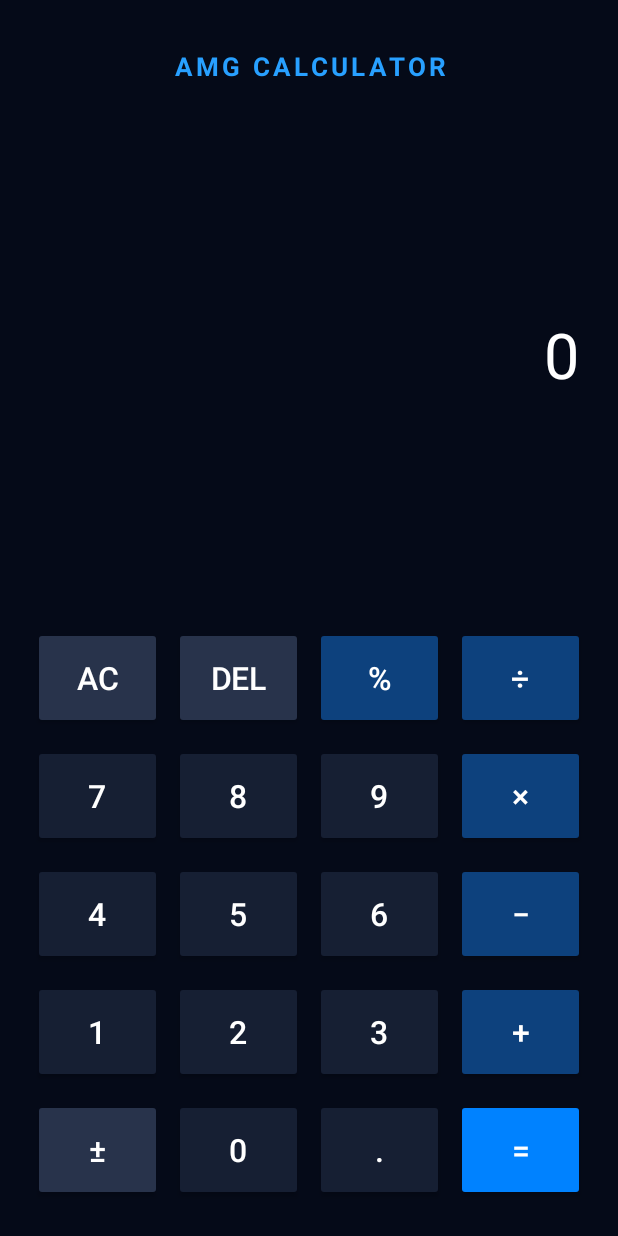
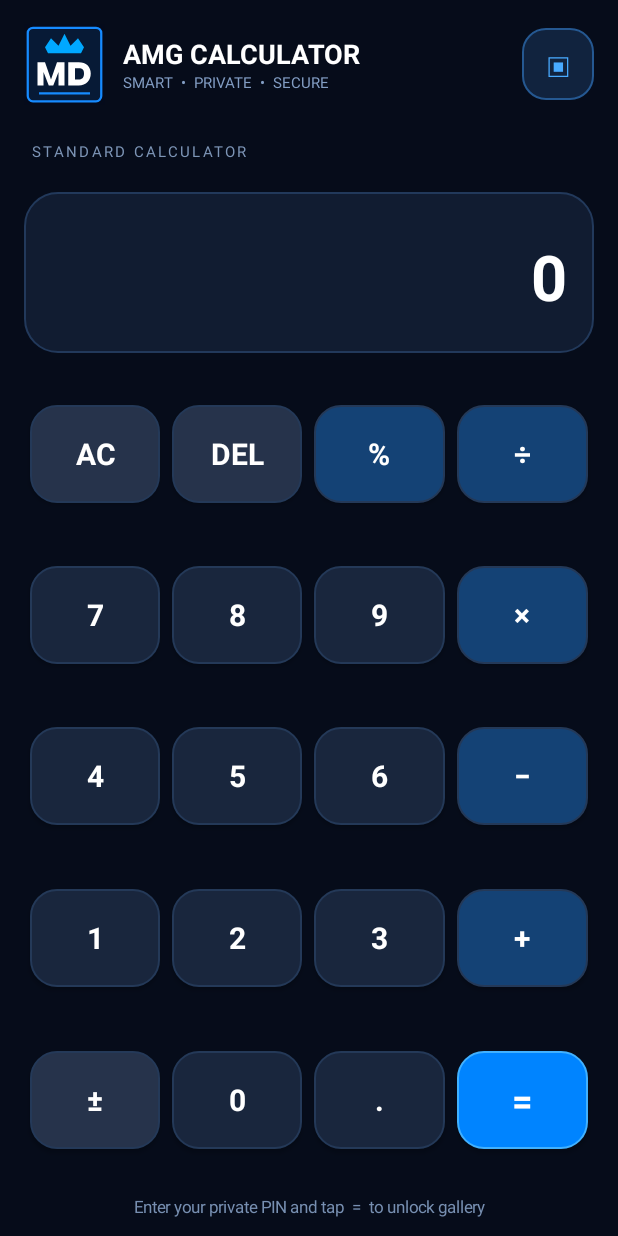
Before and after one commit to ahmadkhan08869-wq/smart-calculator1, an Android app: the screen it shows after launch (MainActivity), on a phone screen of 412 x 824 dp. Run offline under Robolectric (Android 15) with nearby library versions, the phone set to English and light mode, and no system bars.

Commit message:
Redesign calculator and private gallery UI

```diff
--- a/app/src/main/java/com/ahmad/smartcalculator/MainActivity.java
+++ b/app/src/main/java/com/ahmad/smartcalculator/MainActivity.java
@@ -6,6 +6,7 @@ import android.os.Bundle;
 import android.graphics.Color;
 import android.graphics.Typeface;
 import android.graphics.BitmapFactory;
+import android.graphics.drawable.GradientDrawable;
 import android.security.keystore.KeyGenParameterSpec;
 import android.security.keystore.KeyProperties;
 import android.view.Gravity;
@@ -85,52 +86,38 @@ public class MainActivity extends Activity {
         } catch(Exception e) { return ""; }
     }
 
+    private GradientDrawable rounded(int color,int radius,int stroke){GradientDrawable d=new GradientDrawable();d.setColor(color);d.setCornerRadius(dp(radius));if(stroke!=0)d.setStroke(dp(1),stroke);return d;}
+
     private void showCalculator() {
-        vaultOpen=false;
-        expression="";
-        getWindow().setStatusBarColor(Color.rgb(5,12,28));
-        LinearLayout root=new LinearLayout(this);
-        root.setOrientation(1);
-        root.setPadding(dp(18),dp(18),dp(18),dp(18));
-        root.setBackgroundColor(Color.rgb(5,10,24));
-
-        TextView title=new TextView(this);
-        title.setText("AMG CALCULATOR");
-        title.setTextColor(Color.rgb(40,160,255));
-        title.setTextSize(17);
-        title.setLetterSpacing(.16f);
-        title.setTypeface(Typeface.DEFAULT_BOLD);
-        title.setGravity(Gravity.CENTER);
-        root.addView(title,new LinearLayout.LayoutParams(-1,dp(52)));
-
-        display=new TextView(this);
-        display.setText("0");
-        display.setTextColor(Color.WHITE);
-        display.setTextSize(42);
-        display.setGravity(Gravity.RIGHT|Gravity.CENTER_VERTICAL);
-        display.setSingleLine(true);
-        display.setPadding(dp(8),dp(8),dp(8),dp(18));
-        root.addView(display,new LinearLayout.LayoutParams(-1,0,1));
-
+        vaultOpen=false; expression="";
+        getWindow().setStatusBarColor(Color.rgb(6,12,26));
+        LinearLayout root=new LinearLayout(this);root.setOrientation(1);root.setPadding(dp(16),dp(12),dp(16),dp(12));root.setBackgroundColor(Color.rgb(6,12,26));
+        LinearLayout header=new LinearLayout(this);header.setGravity(Gravity.CENTER_VERTICAL);
+        ImageView logo=new ImageView(this);logo.setImageResource(R.drawable.amg_icon);logo.setScaleType(ImageView.ScaleType.FIT_CENTER);
+        header.addView(logo,new LinearLayout.LayoutParams(dp(54),dp(54)));
+        LinearLayout brand=new LinearLayout(this);brand.setOrientation(1);brand.setPadding(dp(12),0,0,0);
+        TextView name=new TextView(this);name.setText("AMG CALCULATOR");name.setTextColor(Color.WHITE);name.setTextSize(18);name.setTypeface(Typeface.DEFAULT,Typeface.BOLD);brand.addView(name);
+        TextView sub=new TextView(this);sub.setText("SMART  •  PRIVATE  •  SECURE");sub.setTextColor(Color.rgb(130,157,195));sub.setTextSize(10);brand.addView(sub);
+        header.addView(brand,new LinearLayout.LayoutParams(0,-2,1));
+        TextView lock=new TextView(this);lock.setText("▣");lock.setTextSize(22);lock.setTextColor(Color.rgb(72,170,255));lock.setGravity(Gravity.CENTER);lock.setBackground(rounded(Color.rgb(17,35,62),15,Color.rgb(37,88,145)));header.addView(lock,new LinearLayout.LayoutParams(dp(48),dp(48)));lock.setOnClickListener(v->askPin());
+        root.addView(header,new LinearLayout.LayoutParams(-1,dp(62)));
+        TextView caption=new TextView(this);caption.setText("STANDARD CALCULATOR");caption.setTextColor(Color.rgb(125,149,182));caption.setTextSize(10);caption.setLetterSpacing(.15f);caption.setPadding(dp(5),dp(20),0,dp(8));root.addView(caption);
+        LinearLayout screen=new LinearLayout(this);screen.setOrientation(1);screen.setGravity(Gravity.BOTTOM|Gravity.RIGHT);screen.setPadding(dp(18),dp(12),dp(18),dp(16));screen.setBackground(rounded(Color.rgb(17,28,49),22,Color.rgb(34,57,91)));
+        TextView small=new TextView(this);small.setText("");small.setTextColor(Color.rgb(136,158,190));small.setTextSize(15);small.setGravity(Gravity.RIGHT);screen.addView(small,new LinearLayout.LayoutParams(-1,dp(26)));
+        display=new TextView(this);display.setText("0");display.setTextColor(Color.WHITE);display.setTextSize(42);display.setTypeface(Typeface.DEFAULT,Typeface.BOLD);display.setGravity(Gravity.RIGHT|Gravity.CENTER_VERTICAL);display.setSingleLine(true);screen.addView(display,new LinearLayout.LayoutParams(-1,dp(70)));
+        LinearLayout.LayoutParams screenP=new LinearLayout.LayoutParams(-1,0,1);screenP.setMargins(0,dp(12),0,dp(14));root.addView(screen,screenP);
         String[][] keys={{"AC","DEL","%","÷"},{"7","8","9","×"},{"4","5","6","−"},{"1","2","3","+"},{"±","0",".","="}};
-        for(String[] line:keys){
-            LinearLayout row=new LinearLayout(this);
-            for(String key:line){
-                Button b=new Button(this);
-                b.setText(key); b.setTextSize(21); b.setAllCaps(false);
-                b.setTextColor(Color.WHITE);
-                int color=key.equals("=")?Color.rgb(0,130,255):
-                    ("÷×−+%".contains(key)&&key.length()==1)?Color.rgb(13,65,125):
-                    (key.equals("AC")||key.equals("DEL")||key.equals("±"))?Color.rgb(40,51,75):Color.rgb(22,31,51);
-                b.setBackgroundTintList(android.content.res.ColorStateList.valueOf(color));
-                LinearLayout.LayoutParams p=new LinearLayout.LayoutParams(0,dp(68),1);
-                p.setMargins(dp(4),dp(5),dp(4),dp(5)); row.addView(b,p);
-                b.setOnClickListener(v->press(key));
-            }
-            root.addView(row);
-        }
+        for(String[] line:keys){LinearLayout row=new LinearLayout(this);row.setGravity(Gravity.CENTER);for(String key:line){Button b=new Button(this);b.setText(key);b.setTextSize(key.equals("=")?24:20);b.setAllCaps(false);b.setTypeface(Typeface.DEFAULT,Typeface.BOLD);b.setTextColor(Color.WHITE);
+            int color=key.equals("=")?Color.rgb(0,132,255):("÷×−+%".contains(key)&&key.length()==1)?Color.rgb(20,66,117):(key.equals("AC")||key.equals("DEL")||key.equals("±"))?Color.rgb(38,51,75):Color.rgb(25,38,61);
+            b.setBackground(rounded(color,17,key.equals("=")?Color.rgb(65,177,255):Color.rgb(36,57,88)));
+            LinearLayout.LayoutParams p=new LinearLayout.LayoutParams(0,dp(65),1);p.setMargins(dp(4),dp(4),dp(4),dp(4));row.addView(b,p);b.setOnClickListener(v->press(key));}
+            root.addView(row,new LinearLayout.LayoutParams(-1,0,1));}
+        TextView footer=new TextView(this);footer.setText("Enter your private PIN and tap  =  to unlock gallery");footer.setTextColor(Color.rgb(119,143,177));footer.setTextSize(11);footer.setGravity(Gravity.CENTER);footer.setPadding(0,dp(9),0,0);root.addView(footer);
         setContentView(root);
     }
+
+    private void askPin(){final EditText pin=new EditText(this);pin.setInputType(2);pin.setSingleLine(true);pin.setHint("Enter private PIN");new AlertDialog.Builder(this).setTitle("Private Gallery").setView(pin).setNegativeButton("Cancel",null).setPositiveButton("Unlock",(d,w)->{String saved=getPreferencesStore().getString("pin_hash",null);if(saved!=null&&hash(pin.getText().toString()).equals(saved))openVault();else Toast.makeText(this,"Incorrect PIN",Toast.LENGTH_SHORT).show();}).show();}
+
 
     private void press(String key) {
         if(key.equals("AC")){expression="";justCalculated=false;updateDisplay();return;}
@@ -159,17 +146,20 @@ public class MainActivity extends Activity {
     private int dp(int n){return (int)(n*getResources().getDisplayMetrics().density+.5f);}
 
     private void openVault(){
-        vaultOpen=true;
-        getWindow().setStatusBarColor(Color.rgb(4,12,28));
-        LinearLayout root=new LinearLayout(this);root.setOrientation(1);root.setPadding(dp(18),dp(16),dp(18),dp(12));root.setBackgroundColor(Color.rgb(5,10,24));
-        TextView title=new TextView(this);title.setText("AMG PRIVATE GALLERY");title.setTextColor(Color.rgb(40,160,255));title.setTextSize(22);title.setTypeface(Typeface.DEFAULT_BOLD);title.setGravity(Gravity.CENTER);root.addView(title,new LinearLayout.LayoutParams(-1,dp(54)));
-        TextView note=new TextView(this);note.setText("Your photos and videos are encrypted on this phone.");note.setTextColor(Color.LTGRAY);note.setTextSize(13);note.setGravity(Gravity.CENTER);root.addView(note);
-        Button add=new Button(this);add.setText("+  Add Photos / Videos");add.setTextColor(Color.WHITE);add.setBackgroundTintList(android.content.res.ColorStateList.valueOf(Color.rgb(0,105,220)));root.addView(add,new LinearLayout.LayoutParams(-1,dp(54)));
-        add.setOnClickListener(v->{Intent i=new Intent(Intent.ACTION_OPEN_DOCUMENT);i.setType("*/*");i.putExtra(Intent.EXTRA_MIME_TYPES,new String[]{"image/*","video/*"});i.addCategory(Intent.CATEGORY_OPENABLE);i.addFlags(Intent.FLAG_GRANT_READ_URI_PERMISSION);startActivityForResult(i,PICK_MEDIA);});
+        vaultOpen=true;getWindow().setStatusBarColor(Color.rgb(6,12,26));
+        LinearLayout root=new LinearLayout(this);root.setOrientation(1);root.setPadding(dp(16),dp(14),dp(16),dp(12));root.setBackgroundColor(Color.rgb(6,12,26));
+        LinearLayout header=new LinearLayout(this);header.setGravity(Gravity.CENTER_VERTICAL);
+        TextView title=new TextView(this);title.setText("PRIVATE GALLERY");title.setTextColor(Color.WHITE);title.setTextSize(21);title.setTypeface(Typeface.DEFAULT,Typeface.BOLD);header.addView(title,new LinearLayout.LayoutParams(0,dp(48),1));
+        TextView secure=new TextView(this);secure.setText("● ENCRYPTED");secure.setTextColor(Color.rgb(63,196,154));secure.setTextSize(10);secure.setTypeface(Typeface.DEFAULT,Typeface.BOLD);header.addView(secure);root.addView(header);
+        TextView note=new TextView(this);note.setText("Your personal photos and videos");note.setTextColor(Color.rgb(143,162,191));note.setTextSize(13);note.setPadding(0,0,0,dp(14));root.addView(note);
+        LinearLayout add=new LinearLayout(this);add.setGravity(Gravity.CENTER);add.setBackground(rounded(Color.rgb(0,108,225),16,Color.rgb(47,159,255)));TextView plus=new TextView(this);plus.setText("＋");plus.setTextColor(Color.WHITE);plus.setTextSize(24);add.addView(plus);TextView addText=new TextView(this);addText.setText("ADD PHOTOS / VIDEOS");addText.setTextColor(Color.WHITE);addText.setTextSize(14);addText.setTypeface(Typeface.DEFAULT,Typeface.BOLD);addText.setPadding(dp(8),0,0,0);add.addView(addText);root.addView(add,new LinearLayout.LayoutParams(-1,dp(56)));
+        add.setOnClickListener(v->{Intent i=new Intent(Intent.ACTION_OPEN_DOCUMENT);i.setType("*/*");i.putExtra(Intent.EXTRA_MIME_TYPES,new String[]{"image/*","video/*"});i.putExtra(Intent.EXTRA_ALLOW_MULTIPLE,true);i.addCategory(Intent.CATEGORY_OPENABLE);i.addFlags(Intent.FLAG_GRANT_READ_URI_PERMISSION);startActivityForResult(i,PICK_MEDIA);});
+        TextView storage=new TextView(this);storage.setText("▣  STORAGE FOLDER");storage.setTextColor(Color.rgb(126,163,210));storage.setTextSize(11);storage.setPadding(dp(3),dp(15),0,dp(10));root.addView(storage);storage.setOnClickListener(v->{Intent i=new Intent(Intent.ACTION_OPEN_DOCUMENT_TREE);i.addFlags(Intent.FLAG_GRANT_READ_URI_PERMISSION|Intent.FLAG_GRANT_WRITE_URI_PERMISSION|Intent.FLAG_GRANT_PERSISTABLE_URI_PERMISSION);startActivityForResult(i,4103);});
         ScrollView scroll=new ScrollView(this);vaultList=new LinearLayout(this);vaultList.setOrientation(1);scroll.addView(vaultList);root.addView(scroll,new LinearLayout.LayoutParams(-1,0,1));
-        Button back=new Button(this);back.setText("Back to Calculator");back.setTextColor(Color.WHITE);back.setBackgroundTintList(android.content.res.ColorStateList.valueOf(Color.rgb(35,48,72)));root.addView(back);back.setOnClickListener(v->showCalculator());
+        Button back=new Button(this);back.setText("BACK TO CALCULATOR");back.setAllCaps(false);back.setTextColor(Color.WHITE);back.setBackground(rounded(Color.rgb(24,39,64),15,Color.rgb(38,62,97)));root.addView(back,new LinearLayout.LayoutParams(-1,dp(50)));back.setOnClickListener(v->showCalculator());
         setContentView(root);refreshVault();
     }
+
 
     private void refreshVault(){
         if(vaultList==null)return;vaultList.removeAllViews();
```
